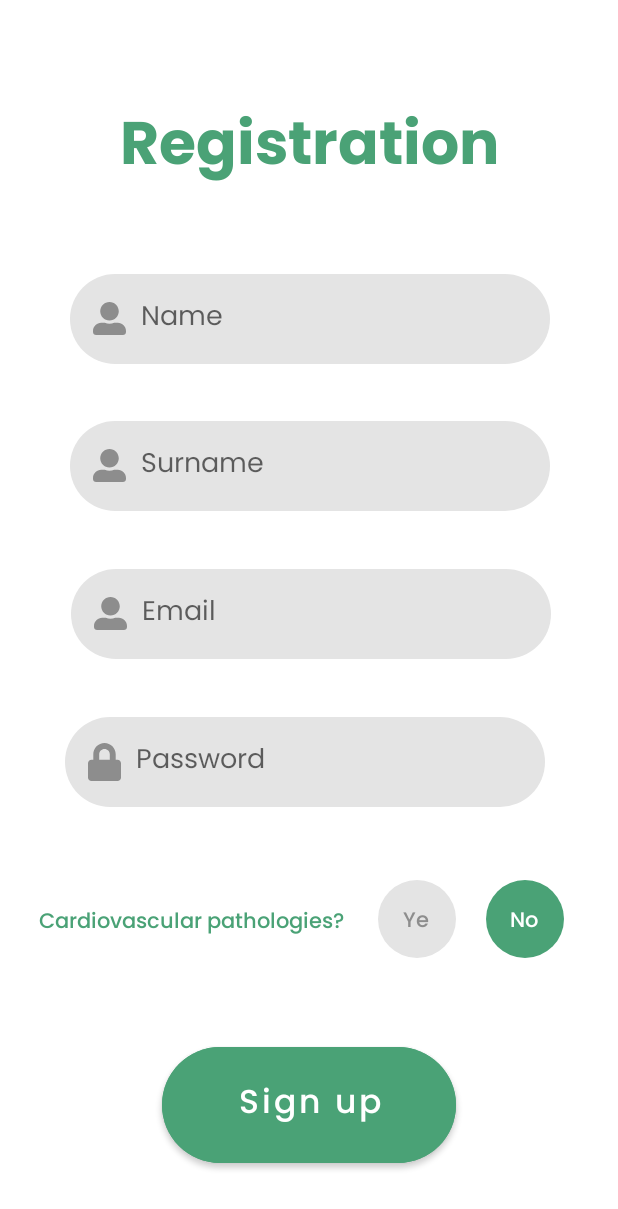
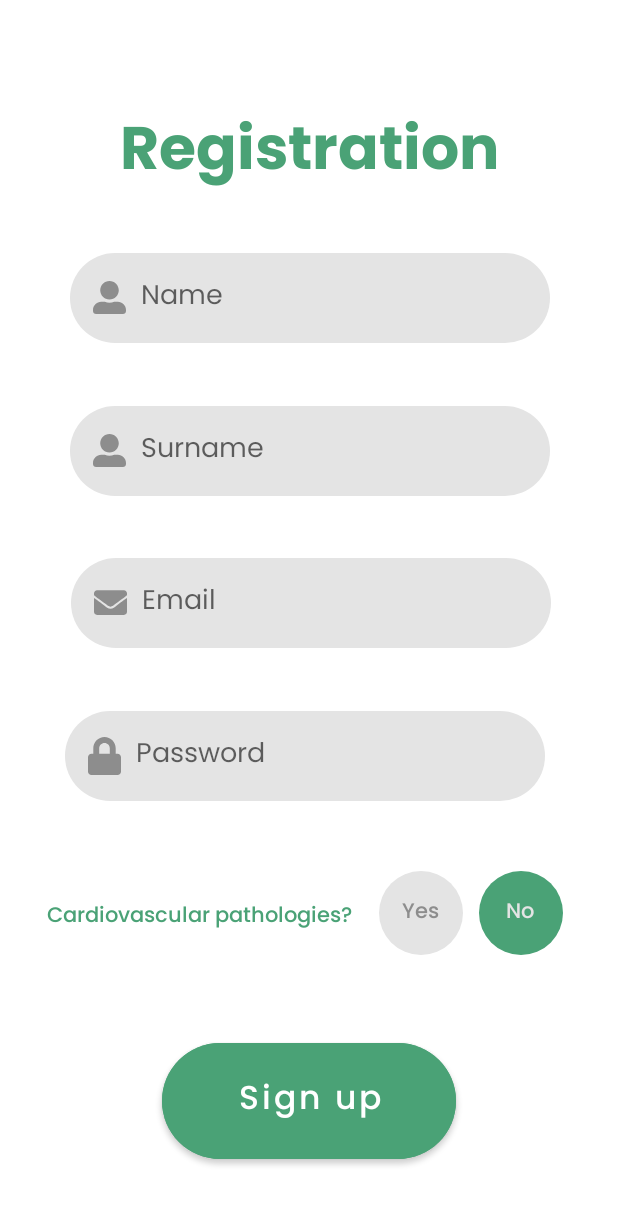
Before and after one commit to josephcaviglia/PortableDoctorApp, an Android app: the RegisterActivity screen opened directly, with no data from a screen before it, on a phone screen of 412 x 824 dp. Shown: the top 1209 px of the screen. Run offline under Robolectric (Android 15) with nearby library versions, the phone set to English and light mode, and no system bars; our stand-ins replace Volley; network calls fail.

Commit message:
Registration fix

```diff
--- a/app/src/main/AndroidManifest.xml
+++ b/app/src/main/AndroidManifest.xml
@@ -2,6 +2,7 @@
 <manifest xmlns:android="http://schemas.android.com/apk/res/android"
     package="com.cabo.portabledoctor">
     <uses-permission android:name="android.permission.INTERNET"/>
+    <uses-permission android:name="android.permission.READ_EXTERNAL_STORAGE" />
     <application
         android:allowBackup="true"
         android:icon="@mipmap/ic_launcher"
--- a/app/src/main/java/com/cabo/portabledoctor/LoginActivity.java
+++ b/app/src/main/java/com/cabo/portabledoctor/LoginActivity.java
@@ -37,15 +37,14 @@ public class LoginActivity extends AppCompatActivity {
 
         setClickableString(part, register, account);
 
-
         RequestQueue queue = Volley.newRequestQueue(this);
         //METTERE DELAY BOTTONE
         login.setOnClickListener(view -> {
             String email = username.getText().toString();
             String pass = password.getText().toString();
-            String url ="http://portable-doctor.herokuapp.com/utente?email="+email+"&password="+pass;
+            String url ="http://portable-doctor.herokuapp.com/utente/login?email="+email+"&password="+pass;
             StringRequest stringRequest = new StringRequest(Request.Method.GET, url, response -> {
-                if(email.equals("")||pass.equals(""))
+                if("".equals(email)||"".equals(pass))
                     error.setText(getResources().getString(R.string.all_fields));
                         else{
                             if(response.equals("Credenziali Errate")){
--- a/app/src/main/java/com/cabo/portabledoctor/RegisterActivity.java
+++ b/app/src/main/java/com/cabo/portabledoctor/RegisterActivity.java
@@ -1,12 +1,53 @@
 package com.cabo.portabledoctor;
 
+import android.content.Intent;
 import android.os.Bundle;
-
+import android.util.Log;
+import android.widget.Button;
+import android.widget.EditText;
+import android.widget.TextView;
 import androidx.appcompat.app.AppCompatActivity;
+import com.android.volley.AuthFailureError;
+import com.android.volley.DefaultRetryPolicy;
+import com.android.volley.Request;
+import com.android.volley.RequestQueue;
+import com.android.volley.Response;
+import com.android.volley.VolleyError;
+import com.android.volley.toolbox.StringRequest;
+import com.android.volley.toolbox.Volley;
+import java.util.HashMap;
+import java.util.Map;
 
 public class RegisterActivity  extends AppCompatActivity {
+    Button signup;
+    EditText email, password, name, surname;
+    TextView error;
+    @Override
     protected void onCreate(Bundle savedInstanceState) {
         super.onCreate(savedInstanceState);
         setContentView(R.layout.activity_register);
+        signup = findViewById(R.id.signup);
+        name = findViewById(R.id.name2);
+        surname = findViewById(R.id.surname2);
+        password = findViewById(R.id.password2);
+        email = findViewById(R.id.email2);
+        error = findViewById(R.id.error2);
+
+        RequestQueue queue = Volley.newRequestQueue(this);
+        signup.setOnClickListener(view -> {
+            String name2 = name.getText().toString();
+            String surname2 = surname.getText().toString();
+            String email2 = email.getText().toString();
+            String password2 = password.getText().toString();
+            if("".equals(email2) || "".equals(password2) || "".equals(name2) || "".equals(surname2))
+                error.setText(getResources().getString(R.string.all_fields));
+            else {
+                String url = "http://portable-doctor.herokuapp.com/utente?nome="+name2+"&cognome="+surname2+"&email="+email2+"&password="+password2;
+                StringRequest postRequest = new StringRequest(Request.Method.POST, url, response -> {
+                    error.setText(getResources().getString(R.string.success));
+                }, err -> error.setText(getResources().getString(R.string.not_available)));
+                queue.add(postRequest);
+            }
+        });
     }
 }
--- /dev/null
+++ b/app/src/main/res/drawable/ic_envelope_solid.xml
@@ -0,0 +1,9 @@
+<vector xmlns:android="http://schemas.android.com/apk/res/android"
+    android:width="22dp"
+    android:height="22dp"
+    android:viewportWidth="512"
+    android:viewportHeight="512">
+  <path
+      android:pathData="M502.3,190.8c3.9,-3.1 9.7,-0.2 9.7,4.7V400c0,26.5 -21.5,48 -48,48H48c-26.5,0 -48,-21.5 -48,-48V195.6c0,-5 5.7,-7.8 9.7,-4.7 22.4,17.4 52.1,39.5 154.1,113.6 21.1,15.4 56.7,47.8 92.2,47.6 35.7,0.3 72,-32.8 92.3,-47.6 102,-74.1 131.6,-96.3 154,-113.7zM256,320c23.2,0.4 56.6,-29.2 73.4,-41.4 132.7,-96.3 142.8,-104.7 173.4,-128.7 5.8,-4.5 9.2,-11.5 9.2,-18.9v-19c0,-26.5 -21.5,-48 -48,-48H48C21.5,64 0,85.5 0,112v19c0,7.4 3.4,14.3 9.2,18.9 30.6,23.9 40.7,32.4 173.4,128.7 16.8,12.2 50.2,41.8 73.4,41.4z"
+      android:fillColor="#FF8D8D8D"/>
+</vector>
--- a/app/src/main/res/drawable/radio_normal.xml
+++ b/app/src/main/res/drawable/radio_normal.xml
@@ -1,5 +1,5 @@
 <?xml version="1.0" encoding="utf-8"?>
 <shape android:shape="rectangle" xmlns:android="http://schemas.android.com/apk/res/android">
-    <solid android:color="@color/light_grey"/>
+    <solid android:color="?colorOnSecondary"/>
     <corners android:radius="200dp"/>
 </shape>
--- a/app/src/main/res/drawable/text_color.xml
+++ b/app/src/main/res/drawable/text_color.xml
@@ -1,7 +1,7 @@
 <?xml version="1.0" encoding="utf-8"?>
 <selector xmlns:android="http://schemas.android.com/apk/res/android">
     <item android:state_checked="true"
-        android:color="@color/white"/>
+        android:color="?colorOnSecondary"/>
     <item android:state_checked="false"
         android:color="@color/grey"/>
 </selector>
--- a/app/src/main/res/layout/activity_login.xml
+++ b/app/src/main/res/layout/activity_login.xml
@@ -31,7 +31,7 @@
         app:layout_constraintEnd_toEndOf="parent"
         app:layout_constraintHorizontal_bias="0.6"
         app:layout_constraintStart_toStartOf="parent"
-        app:layout_constraintTop_toBottomOf="@+id/title" />
+        app:layout_constraintTop_toBottomOf="@+id/title2" />
 
     <EditText
         android:id="@+id/password"
@@ -80,7 +80,7 @@
         app:layout_constraintTop_toBottomOf="@+id/error" />
 
     <TextView
-        android:id="@+id/title"
+        android:id="@+id/title2"
         android:layout_width="328dp"
         android:layout_height="63dp"
         android:layout_marginStart="50dp"
--- a/app/src/main/res/layout/activity_register.xml
+++ b/app/src/main/res/layout/activity_register.xml
@@ -7,13 +7,13 @@
     android:layout_height="match_parent">
 
     <TextView
-        android:id="@+id/title"
+        android:id="@+id/title2"
         android:layout_width="328dp"
         android:layout_height="63dp"
         android:layout_marginStart="50dp"
         android:layout_marginTop="50dp"
         android:layout_marginEnd="50dp"
-        android:layout_marginBottom="20dp"
+        android:layout_marginBottom="10dp"
         android:fontFamily="@font/poppins_bold"
         android:text="@string/registration"
         android:textAlignment="center"
@@ -30,7 +30,7 @@
         android:layout_width="320dp"
         android:layout_height="60dp"
         android:layout_marginStart="24dp"
-        android:layout_marginTop="20dp"
+        android:layout_marginTop="10dp"
         android:layout_marginEnd="24dp"
         android:layout_marginBottom="12dp"
         android:autofillHints="@string/name"
@@ -47,7 +47,7 @@
         app:layout_constraintEnd_toEndOf="parent"
         app:layout_constraintHorizontal_bias="0.511"
         app:layout_constraintStart_toStartOf="parent"
-        app:layout_constraintTop_toBottomOf="@+id/title" />
+        app:layout_constraintTop_toBottomOf="@+id/title2" />
 
     <EditText
         android:id="@+id/email2"
@@ -59,7 +59,7 @@
         android:layout_marginBottom="12dp"
         android:autofillHints="@string/prompt_email"
         android:background="@drawable/et_cust"
-        android:drawableStart="@drawable/ic_user"
+        android:drawableStart="@drawable/ic_envelope_solid"
         android:drawablePadding="10dp"
         android:fontFamily="@font/poppins"
         android:hint="@string/prompt_email"
@@ -124,7 +124,7 @@
         app:layout_constraintTop_toBottomOf="@+id/name2" />
 
     <Button
-        android:id="@+id/register"
+        android:id="@+id/signup"
         android:layout_width="196dp"
         android:layout_height="89dp"
         android:layout_gravity="start"
@@ -152,53 +152,68 @@
         android:layout_marginEnd="24dp"
         android:layout_marginBottom="12dp"
         android:orientation="horizontal"
-        app:layout_constraintBottom_toTopOf="@+id/register"
+        app:layout_constraintBottom_toTopOf="@+id/signup"
         app:layout_constraintEnd_toEndOf="parent"
-        app:layout_constraintStart_toEndOf="@+id/textView"
+        app:layout_constraintStart_toEndOf="@+id/pathologies"
         app:layout_constraintTop_toBottomOf="@+id/password2">
 
         <RadioButton
             android:id="@+id/radioYes"
-            android:layout_width="52dp"
-            android:layout_height="52dp"
-            android:layout_margin="10dp"
+            android:layout_width="56dp"
+            android:layout_height="56dp"
+            android:layout_margin="5dp"
             android:background="@drawable/radio_selector"
             android:button="@android:color/transparent"
             android:fontFamily="@font/poppins_medium"
-            android:padding="16dp"
+            android:padding="10dp"
             android:text="@string/yes"
             android:textAlignment="center"
             android:textColor="@drawable/text_color" />
 
         <RadioButton
             android:id="@+id/radioNo"
-            android:layout_width="52dp"
-            android:layout_height="52dp"
-            android:layout_margin="10dp"
+            android:layout_width="56dp"
+            android:layout_height="56dp"
+            android:layout_margin="5dp"
             android:background="@drawable/radio_selector"
             android:button="@android:color/transparent"
             android:checked="true"
             android:fontFamily="@font/poppins_medium"
-            android:padding="16dp"
+            android:padding="10dp"
             android:text="@string/no"
             android:textAlignment="center"
             android:textColor="@drawable/text_color" />
     </RadioGroup>
 
     <TextView
-        android:id="@+id/textView"
+        android:id="@+id/pathologies"
         android:layout_width="wrap_content"
         android:layout_height="wrap_content"
         android:layout_marginStart="24dp"
         android:layout_marginTop="50dp"
-        android:layout_marginEnd="5dp"
         android:layout_marginBottom="50dp"
         android:fontFamily="@font/poppins_medium"
         android:text="@string/pathologies"
         android:textColor="@color/green"
-        app:layout_constraintBottom_toTopOf="@+id/register"
+        app:layout_constraintBottom_toTopOf="@+id/signup"
         app:layout_constraintEnd_toStartOf="@+id/radioGroup"
         app:layout_constraintStart_toStartOf="parent"
         app:layout_constraintTop_toBottomOf="@+id/password2" />
 
+    <TextView
+        android:id="@+id/error2"
+        android:layout_width="253dp"
+        android:layout_height="23dp"
+        android:layout_marginStart="90dp"
+        android:layout_marginTop="12dp"
+        android:layout_marginEnd="90dp"
+        android:layout_marginBottom="12dp"
+        android:fontFamily="@font/poppins_bold"
+        android:textAlignment="center"
+        android:textColor="#F44336"
+        app:layout_constraintBottom_toTopOf="@+id/signup"
+        app:layout_constraintEnd_toEndOf="parent"
+        app:layout_constraintStart_toStartOf="parent"
+        app:layout_constraintTop_toBottomOf="@+id/radioGroup" />
+
 </androidx.constraintlayout.widget.ConstraintLayout>
--- a/app/src/main/res/values/strings.xml
+++ b/app/src/main/res/values/strings.xml
@@ -19,4 +19,5 @@
     <string name="yes" >Yes</string>
     <string name="no" >No</string>
     <string name="pathologies">Cardiovascular pathologies?</string>
+    <string name="success">Success</string>
 </resources>
```
Also changed, not shown: 1 other file.
